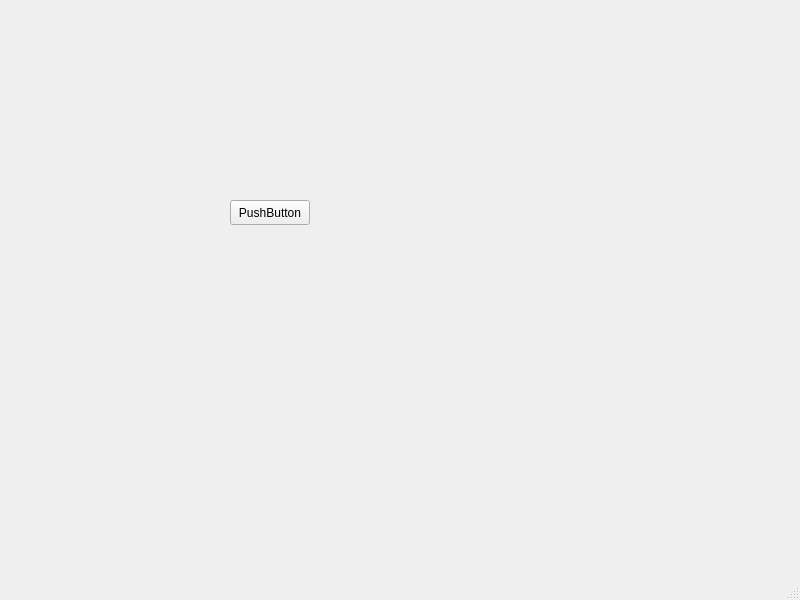
The window that mainwindow.ui (erlbriton/QtAjuster) describes before a commit, drawn with Qt 5.
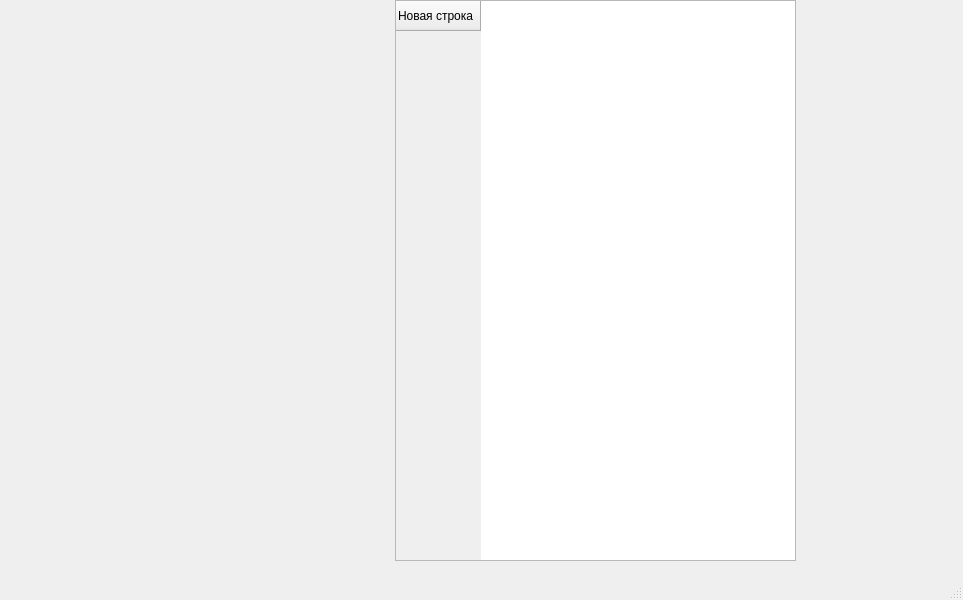
The same window after the commit.

Diff of the .ui file:
```diff
--- a/mainwindow.ui
+++ b/mainwindow.ui
@@ -6,7 +6,7 @@
    <rect>
     <x>0</x>
     <y>0</y>
-    <width>800</width>
+    <width>963</width>
     <height>600</height>
    </rect>
   </property>
@@ -14,18 +14,20 @@
    <string>MainWindow</string>
   </property>
   <widget class="QWidget" name="centralwidget">
-   <widget class="QPushButton" name="pushButton">
+   <widget class="QTableWidget" name="tableWidget">
     <property name="geometry">
      <rect>
-      <x>230</x>
-      <y>200</y>
-      <width>80</width>
-      <height>25</height>
+      <x>395</x>
+      <y>0</y>
+      <width>401</width>
+      <height>561</height>
      </rect>
     </property>
-    <property name="text">
-     <string>PushButton</string>
-    </property>
+    <row>
+     <property name="text">
+      <string>Новая строка</string>
+     </property>
+    </row>
    </widget>
   </widget>
   <widget class="QMenuBar" name="menubar">
```
Left out of the diff: 2 changed lines with no effect on the pictures.
